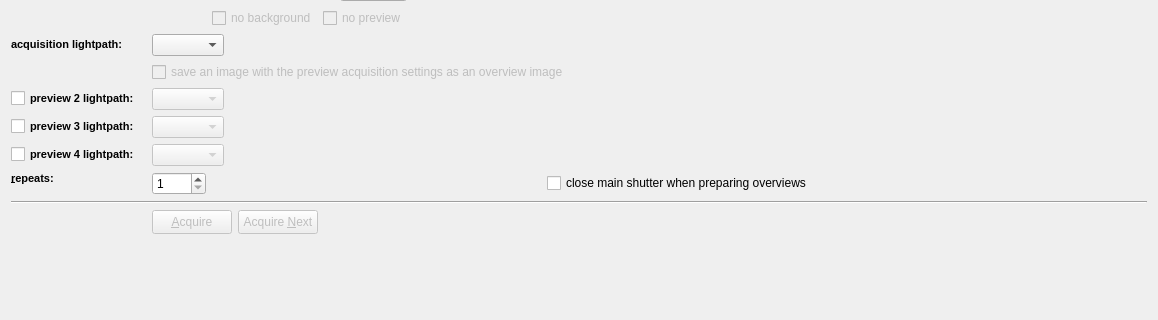
Above: plugins/spimb040/qfespimb040acquisitionconfigwidget2.ui from jkriege2/QuickFit3 before the change; both pictures show x 0 to 1158 and y 498 to 818 of the 1158 by 818 pixel window. Below: the same form after it.
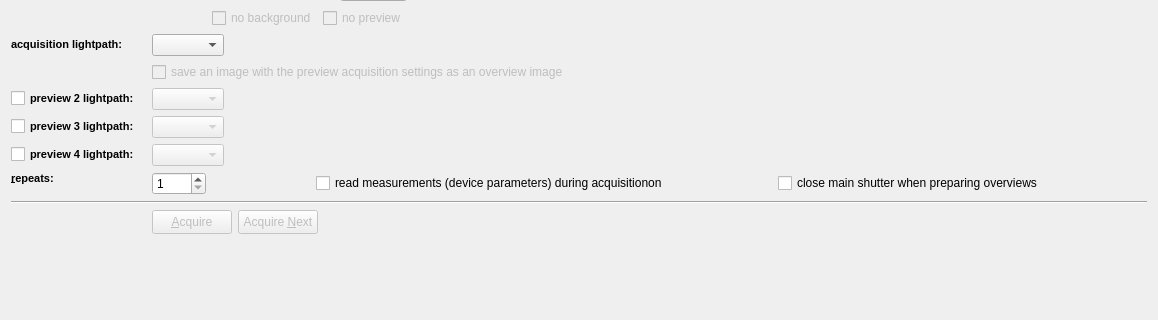
That is the form after the change. Icons and pictures are not drawn. Custom widgets are drawn as their Qt base class.

Patch:
```diff
--- a/plugins/spimb040/qfespimb040acquisitionconfigwidget2.ui
+++ b/plugins/spimb040/qfespimb040acquisitionconfigwidget2.ui
@@ -945,6 +945,26 @@
    </item>
    <item row="13" column="3">
     <layout class="QHBoxLayout" name="horizontalLayout_18">
+     <item>
+      <spacer name="horizontalSpacer_23">
+       <property name="orientation">
+        <enum>Qt::Horizontal</enum>
+       </property>
+       <property name="sizeHint" stdset="0">
+        <size>
+         <width>40</width>
+         <height>20</height>
+        </size>
+       </property>
+      </spacer>
+     </item>
+     <item>
+      <widget class="QCheckBox" name="chkReadMeasurements">
+       <property name="text">
+        <string>read measurements (device parameters) during acquisitionon</string>
+       </property>
+      </widget>
+     </item>
      <item>
       <spacer name="horizontalSpacer_19">
        <property name="orientation">
```
Left out of the diff: 164 changed lines with no effect on the pictures.
